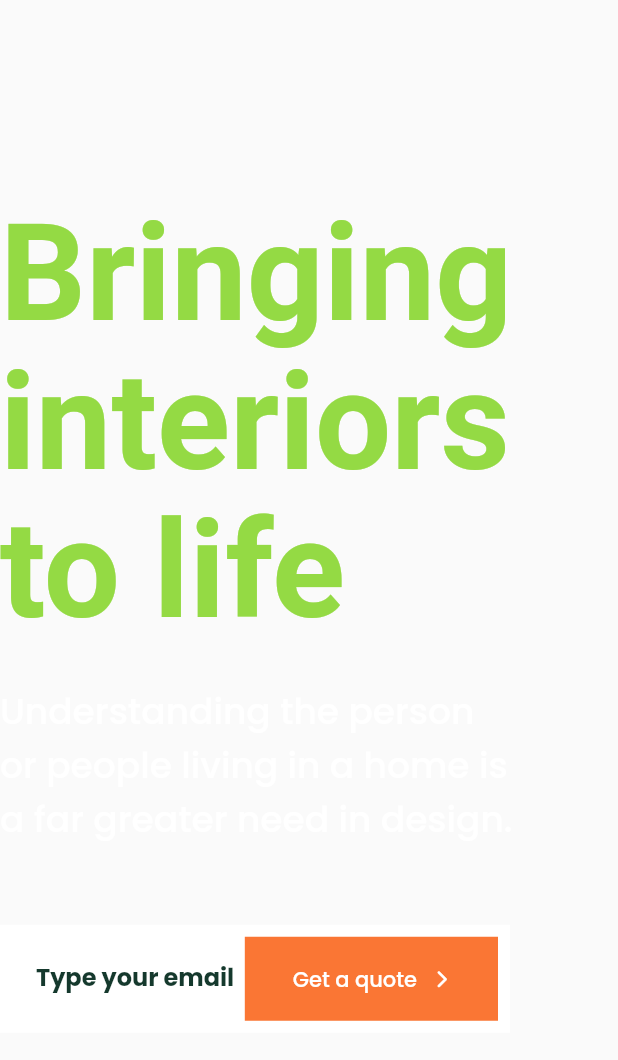
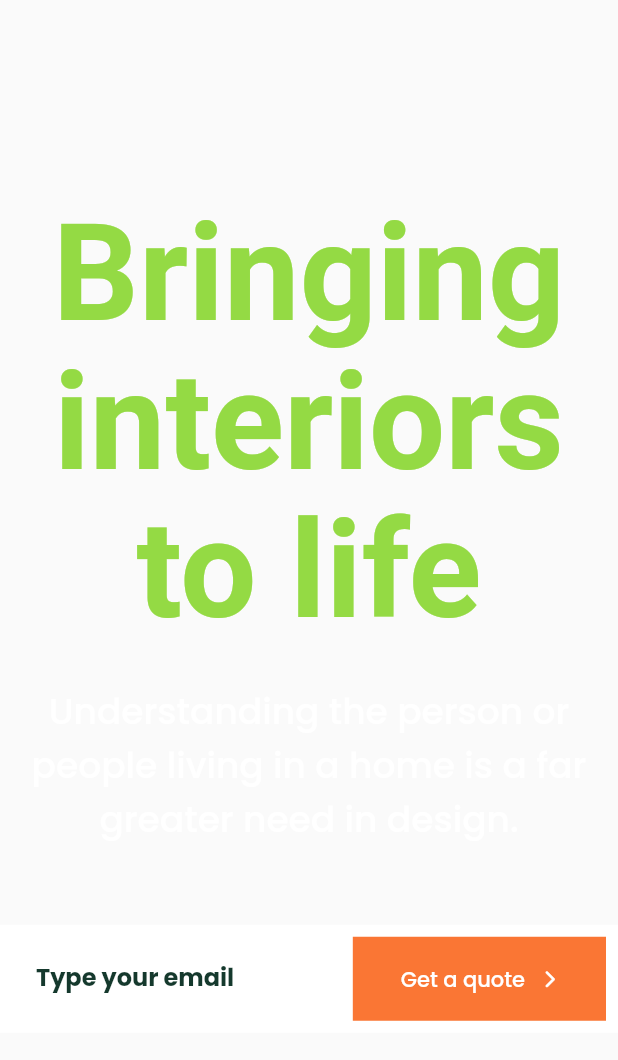
Before and after one commit to serdarpolat/Flutter-Home-Design-Company-App, a Flutter app: the HeaderLeft widget shown alone on an empty page, opened directly, on a phone screen of 412 x 824 dp. Shown: the top 1060 px of the screen. Run offline on Flutter 3.47's test engine with Material 2 defaults, Android fonts, the phone set to English and light mode, and no system bars; our stand-ins replace flutter_rating_bar, flutter_riverpod, flutter_svg, font_awesome_flutter, google_fonts, simple_gradient_text and 1 more; network calls fail.

Commit message:
Making Header and HowItWorks layout to responsive

```diff
--- a/lib/app/layouts/header/header_left.dart
+++ b/lib/app/layouts/header/header_left.dart
@@ -10,31 +10,41 @@ class HeaderLeft extends StatelessWidget {
 
   @override
   Widget build(BuildContext context) {
+    final pad = normalize(min: 976, max: 1440, data: Metrics.width(context));
+    final bool isBigScreen = Metrics.isDesktop(context) || Metrics.isTablet(context);
+
     return Expanded(
       child: Column(
-        crossAxisAlignment: CrossAxisAlignment.start,
+        crossAxisAlignment: isBigScreen ? CrossAxisAlignment.start : CrossAxisAlignment.center,
         mainAxisAlignment: MainAxisAlignment.center,
         children: [
-          'Bringing interiors to life'.stixTwoText(
-            fontSize: 90,
-            fontWeight: FontWeight.bold,
-            color: greenlight,
-            height: 1.1,
+          HeaderLeftTitle(isBigScreen: isBigScreen),
+          const SizedBox(height: 24),
+          HeaderLeftSubtitle(pad: pad, isBigScreen: isBigScreen),
+          const SizedBox(height: 52),
+          HeaderLeftInput(pad: pad),
+        ],
       ),
-          const SizedBox(height: 24),
-          Padding(
-            padding: const EdgeInsets.only(right: 68.0),
-            child: 'Understanding the person or people living in a home is a far greater need in design.'.poppins(
-              fontSize: 24,
-              fontWeight: FontWeight.w500,
-              color: white,
-              height: 1.5,
-            ),
-          ),
-          const SizedBox(height: 52),
-          Container(
+    );
+  }
+}
+
+class HeaderLeftInput extends StatelessWidget {
+  const HeaderLeftInput({
+    Key? key,
+    required this.pad,
+  }) : super(key: key);
+
+  final double pad;
+
+  @override
+  Widget build(BuildContext context) {
+    final bool isBigScreen = Metrics.isDesktop(context) || Metrics.isTablet(context);
+    final pad1 = isBigScreen ? 0.0 : normalize(min: 576, max: 976, data: Metrics.width(context));
+
+    return Container(
       height: 72,
-            margin: const EdgeInsets.only(right: 72),
+      margin: EdgeInsets.only(right: (72 * pad) + (120 * pad1), left: 120 * pad1),
       padding: const EdgeInsets.all(8),
       decoration: const BoxDecoration(
         color: white,
@@ -93,9 +103,52 @@ class HeaderLeft extends StatelessWidget {
           ),
         ],
       ),
-          ),
-        ],
+    );
+  }
+}
+
+class HeaderLeftSubtitle extends StatelessWidget {
+  const HeaderLeftSubtitle({
+    Key? key,
+    required this.pad,
+    required this.isBigScreen,
+  }) : super(key: key);
+
+  final double pad;
+  final bool isBigScreen;
+
+  @override
+  Widget build(BuildContext context) {
+    final pad1 = isBigScreen ? 0.0 : normalize(min: 576, max: 976, data: Metrics.width(context));
+    return Padding(
+      padding: EdgeInsets.only(right: (68.0 * pad) + (120 * pad1), left: 120 * pad1),
+      child: 'Understanding the person or people living in a home is a far greater need in design.'.poppins(
+        textAlign: isBigScreen ? TextAlign.left : TextAlign.center,
+        fontSize: 24,
+        fontWeight: FontWeight.w500,
+        color: white,
+        height: 1.5,
       ),
     );
   }
 }
+
+class HeaderLeftTitle extends StatelessWidget {
+  const HeaderLeftTitle({Key? key, required this.isBigScreen}) : super(key: key);
+  final bool isBigScreen;
+
+  @override
+  Widget build(BuildContext context) {
+    final pad1 = isBigScreen ? 0.0 : normalize(min: 576, max: 976, data: Metrics.width(context));
+    return Padding(
+      padding: EdgeInsets.symmetric(horizontal: 120 * pad1),
+      child: 'Bringing interiors to life'.stixTwoText(
+        textAlign: isBigScreen ? TextAlign.left : TextAlign.center,
+        fontSize: 90,
+        fontWeight: FontWeight.bold,
+        color: greenlight,
+        height: 1.1,
+      ),
+    );
+  }
+}
--- a/lib/app/widgets/how_it_work_card_item.dart
+++ b/lib/app/widgets/how_it_work_card_item.dart
@@ -19,8 +19,6 @@ class _HowItWorksCardItemState extends State<HowItWorksCardItem> {
   @override
   Widget build(BuildContext context) {
     return Expanded(
-      child: AspectRatio(
-        aspectRatio: 300 / 200,
       child: MouseRegion(
         onEnter: (val) => setState(() => isHover = true),
         onExit: (val) => setState(() => isHover = false),
@@ -44,7 +42,7 @@ class _HowItWorksCardItemState extends State<HowItWorksCardItem> {
                 widget.item.icon,
                 color: greenBg,
               ),
-                const Spacer(),
+              const SizedBox(height: 32),
               widget.item.title.poppins(
                 height: 1.5,
                 fontWeight: FontWeight.bold,
@@ -61,7 +59,6 @@ class _HowItWorksCardItemState extends State<HowItWorksCardItem> {
           ),
         ),
       ),
-      ),
     );
   }
 }
--- a/lib/core/utils/metrics.dart
+++ b/lib/core/utils/metrics.dart
@@ -9,7 +9,7 @@ class Metrics {
   static DeviceWidth getScreenWidth(BuildContext context) {
     if (width(context) >= 1440) {
       return DeviceWidth.lg;
-    } else if (width(context) >= 912) {
+    } else if (width(context) >= 976) {
       return DeviceWidth.md;
     } else if (width(context) >= 576) {
       return DeviceWidth.sm;
--- a/lib/main.dart
+++ b/lib/main.dart
@@ -1,9 +1,11 @@
 import 'package:flutter/gestures.dart';
 import 'package:flutter/material.dart';
 import 'package:flutter_riverpod/flutter_riverpod.dart';
+import 'package:url_strategy/url_strategy.dart';
 import 'package:ventura/app/home.dart';
 
 void main() {
+  setPathUrlStrategy();
   runApp(const ProviderScope(child: Ventura()));
 }
 
--- a/pubspec.yaml
+++ b/pubspec.yaml
@@ -17,6 +17,7 @@ dependencies:
   font_awesome_flutter: ^10.2.1
   google_fonts: ^3.0.1
   simple_gradient_text: ^1.2.3
+  url_strategy: ^0.2.0
 
 dev_dependencies:
   flutter_test:
```
Also changed, not shown: lib/app/layouts/header/header_right.dart (+8 -3 lines), lib/app/layouts/how_it_works/how_it_works.dart (+38 -1 lines), pubspec.lock. Lines whose indentation alone changed are shown as unchanged.
